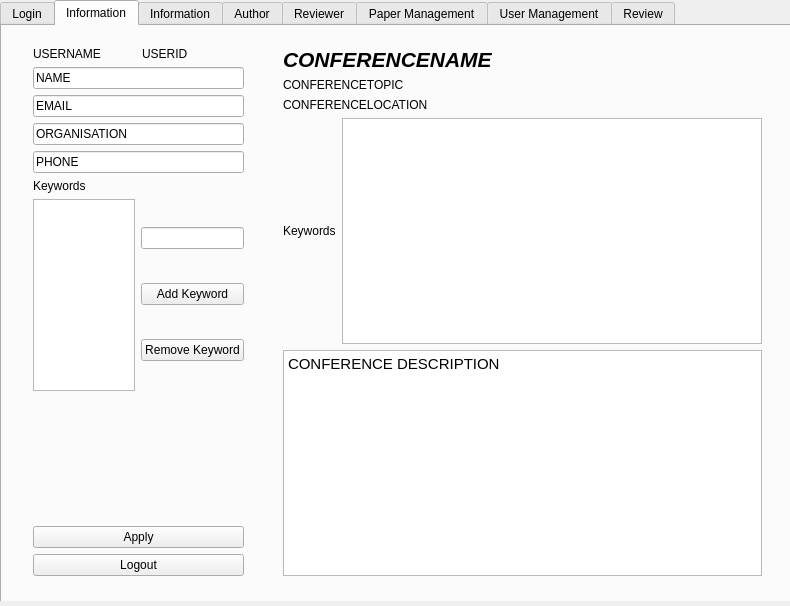
Before: the Qt Designer form UserClient/mainwindow.ui in AlexMattLaurenceLukeSam/master, drawn with Qt 5.
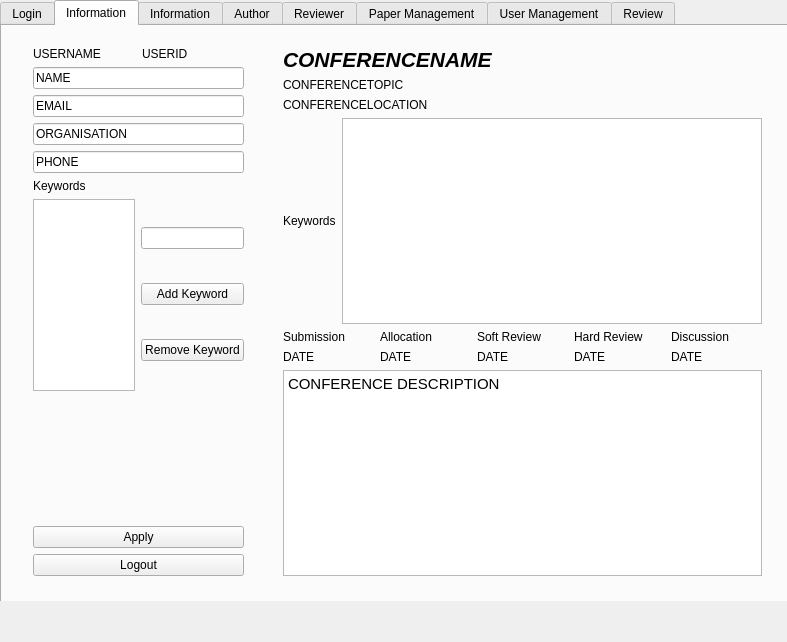
After: the same form once the commit is applied. The open tabs and pages were chosen to show the change.

Commit message: additional conference functionality

What changed in the file:
```diff
--- a/UserClient/mainwindow.ui
+++ b/UserClient/mainwindow.ui
@@ -6,14 +6,23 @@
    <rect>
     <x>0</x>
     <y>0</y>
-    <width>790</width>
-    <height>606</height>
+    <width>787</width>
+    <height>642</height>
    </rect>
   </property>
   <property name="windowTitle">
    <string>MainWindow</string>
   </property>
   <widget class="QWidget" name="centralWidget">
+   <widget class="QWidget" name="centralWidget_2" native="true">
+    <property name="geometry">
+     <rect>
+      <x>0</x>
+      <y>0</y>
+      <width>801</width>
+      <height>601</height>
+     </rect>
+    </property>
    <widget class="QWidget" name="centralwidget" native="true">
     <property name="geometry">
      <rect>
@@ -322,14 +331,14 @@
          </widget>
         </item>
         <item>
-         <widget class="QLabel" name="label_2">
+          <widget class="QLabel" name="confTopic">
           <property name="text">
            <string>CONFERENCETOPIC</string>
           </property>
          </widget>
         </item>
         <item>
-         <widget class="QLabel" name="label_3">
+          <widget class="QLabel" name="confLocation">
           <property name="text">
            <string>CONFERENCELOCATION</string>
           </property>
@@ -350,7 +359,85 @@
          </layout>
         </item>
         <item>
-         <widget class="QTextBrowser" name="textBrowser_2">
+          <layout class="QHBoxLayout" name="horizontalLayout_28">
+           <item>
+            <widget class="QLabel" name="label_47">
+             <property name="text">
+              <string>Submission</string>
+             </property>
+            </widget>
+           </item>
+           <item>
+            <widget class="QLabel" name="label_48">
+             <property name="text">
+              <string>Allocation</string>
+             </property>
+            </widget>
+           </item>
+           <item>
+            <widget class="QLabel" name="label_49">
+             <property name="text">
+              <string>Soft Review</string>
+             </property>
+            </widget>
+           </item>
+           <item>
+            <widget class="QLabel" name="label_50">
+             <property name="text">
+              <string>Hard Review</string>
+             </property>
+            </widget>
+           </item>
+           <item>
+            <widget class="QLabel" name="label_51">
+             <property name="text">
+              <string>Discussion</string>
+             </property>
+            </widget>
+           </item>
+          </layout>
+         </item>
+         <item>
+          <layout class="QHBoxLayout" name="horizontalLayout_25">
+           <item>
+            <widget class="QLabel" name="subDate">
+             <property name="text">
+              <string>DATE</string>
+             </property>
+            </widget>
+           </item>
+           <item>
+            <widget class="QLabel" name="allocDate">
+             <property name="text">
+              <string>DATE</string>
+             </property>
+            </widget>
+           </item>
+           <item>
+            <widget class="QLabel" name="sReviewDate">
+             <property name="text">
+              <string>DATE</string>
+             </property>
+            </widget>
+           </item>
+           <item>
+            <widget class="QLabel" name="hReviewDate">
+             <property name="text">
+              <string>DATE</string>
+             </property>
+            </widget>
+           </item>
+           <item>
+            <widget class="QLabel" name="discDate">
+             <property name="text">
+              <string>DATE</string>
+             </property>
+            </widget>
+           </item>
+          </layout>
+         </item>
+         <item>
+          <widget class="QTextBrowser" name="confDesc">
           <property name="html">
            <string>&lt;!DOCTYPE HTML PUBLIC &quot;-//W3C//DTD HTML 4.0//EN&quot; &quot;http://www.w3.org/TR/REC-html40/strict.dtd&quot;&gt;
 &lt;html&gt;&lt;head&gt;&lt;meta name=&quot;qrichtext&quot; content=&quot;1&quot; /&gt;&lt;style type=&quot;text/css&quot;&gt;
@@ -494,6 +581,68 @@
           </property>
          </widget>
         </item>
+         <item>
+          <layout class="QVBoxLayout" name="verticalLayout_9">
+           <item>
+            <layout class="QHBoxLayout" name="horizontalLayout_26">
+             <item>
+              <widget class="QLabel" name="label_44">
+               <property name="text">
+                <string>Submission</string>
+               </property>
+              </widget>
+             </item>
+             <item>
+              <widget class="QLabel" name="label_45">
+               <property name="text">
+                <string>Allocation</string>
+               </property>
+              </widget>
+             </item>
+             <item>
+              <widget class="QLabel" name="label_46">
+               <property name="text">
+                <string>Soft Review</string>
+               </property>
+              </widget>
+             </item>
+             <item>
+              <widget class="QLabel" name="label_43">
+               <property name="text">
+                <string>Hard Review</string>
+               </property>
+              </widget>
+             </item>
+             <item>
+              <widget class="QLabel" name="label_42">
+               <property name="text">
+                <string>Discussion</string>
+               </property>
+              </widget>
+             </item>
+            </layout>
+           </item>
+           <item>
+            <layout class="QHBoxLayout" name="horizontalLayout_27">
+             <item>
+              <widget class="QDateEdit" name="subDateEdit"/>
+             </item>
+             <item>
+              <widget class="QDateEdit" name="allocDateEdit"/>
+             </item>
+             <item>
+              <widget class="QDateEdit" name="sReviewDateEdit"/>
+             </item>
+             <item>
+              <widget class="QDateEdit" name="hReviewDateEdit"/>
+             </item>
+             <item>
+              <widget class="QDateEdit" name="discDateEdit"/>
+             </item>
+            </layout>
+           </item>
+          </layout>
+         </item>
         <item>
          <widget class="QLabel" name="label_25">
           <property name="text">
@@ -645,7 +794,7 @@
            </widget>
           </item>
           <item>
-           <widget class="QLineEdit" name="filename">
+            <widget class="QLineEdit" name="filenameAuth">
             <property name="text">
              <string>FILENAME</string>
             </property>
@@ -1145,10 +1294,6 @@
         </item>
        </layout>
       </widget>
-      <zorder>tableWidget</zorder>
-      <zorder>gridLayoutWidget_6</zorder>
-      <zorder>verticalLayoutWidget_11</zorder>
-      <zorder>gridLayoutWidget_7</zorder>
      </widget>
      <widget class="QWidget" name="usersTab">
       <attribute name="title">
@@ -1561,6 +1706,7 @@
          <widget class="QComboBox" name="selectPaperReview"/>
         </item>
        </layout>
+       </widget>
       </widget>
      </widget>
     </widget>
```
Lines whose indentation alone changed are shown as unchanged.
